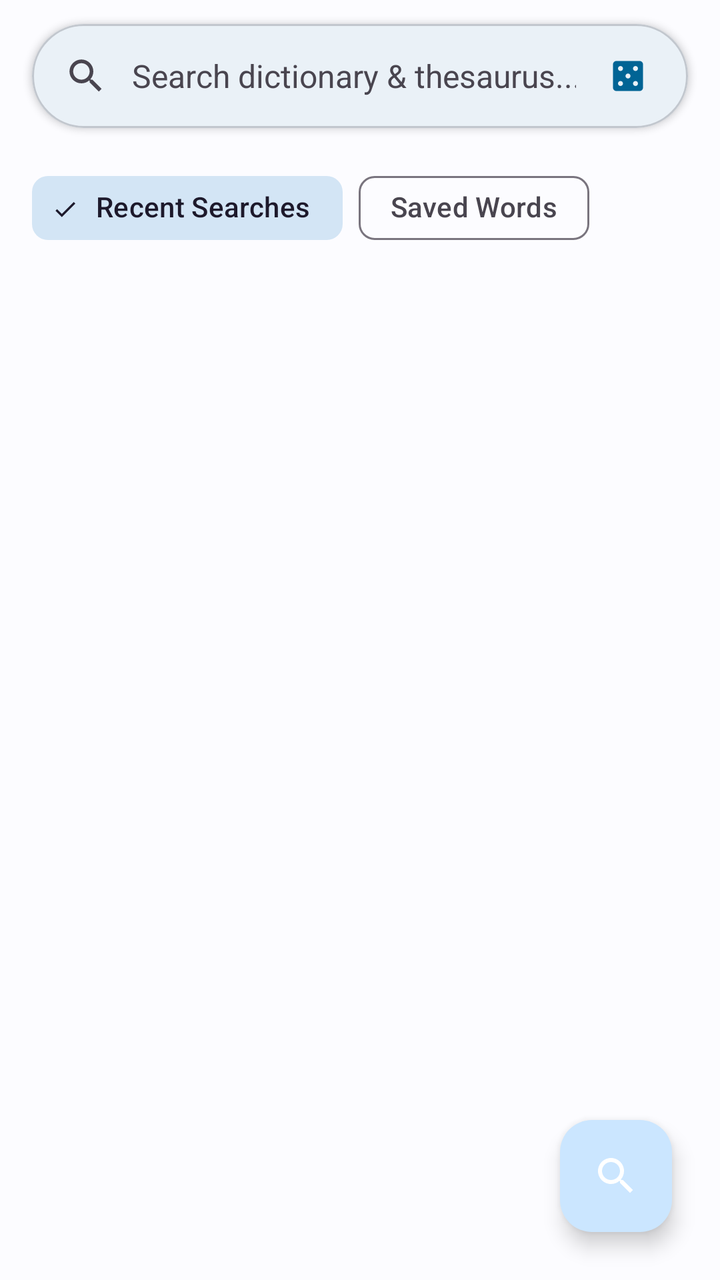
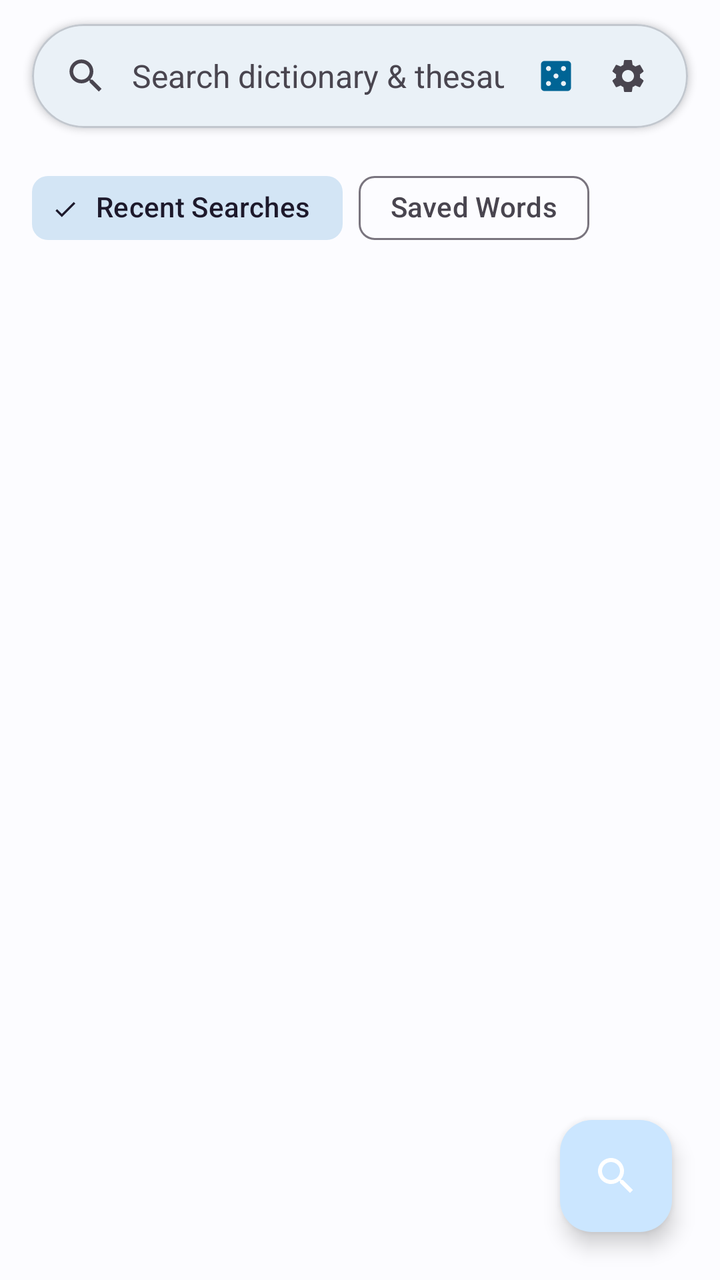

An Android layout rendered at two revisions. The XML below is the earlier revision; the diff shows what the commit changed to produce the second picture.
<!-- AndroidManifest.xml: application theme Theme.Dict -->
<!-- res/layout/activity_main.xml -->
<?xml version="1.0" encoding="utf-8"?>
<androidx.coordinatorlayout.widget.CoordinatorLayout xmlns:android="http://schemas.android.com/apk/res/android"
    xmlns:app="http://schemas.android.com/apk/res-auto"
    android:id="@+id/rootLayout"
    android:layout_width="match_parent"
    android:layout_height="match_parent"
    android:fitsSystemWindows="true">

    <LinearLayout
        android:layout_width="match_parent"
        android:layout_height="match_parent"
        android:orientation="vertical">

        
        <com.google.android.material.card.MaterialCardView
            android:id="@+id/cardSearch"
            android:layout_width="match_parent"
            android:layout_height="wrap_content"
            android:layout_marginStart="16dp"
            android:layout_marginTop="12dp"
            android:layout_marginEnd="16dp"
            android:layout_marginBottom="8dp"
            app:cardCornerRadius="28dp"
            app:cardElevation="2dp"
            app:strokeColor="?attr/colorOutlineVariant"
            app:strokeWidth="1dp">

            <LinearLayout
                android:layout_width="match_parent"
                android:layout_height="52dp"
                android:gravity="center_vertical"
                android:orientation="horizontal"
                android:paddingStart="16dp"
                android:paddingEnd="12dp">

                <ImageView
                    android:id="@+id/iconSearch"
                    android:layout_width="22dp"
                    android:layout_height="22dp"
                    android:contentDescription="@null"
                    android:src="@drawable/ic_search"
                    app:tint="?android:attr/textColorSecondary" />

                <EditText
                    android:id="@+id/editSearch"
                    android:layout_width="0dp"
                    android:layout_height="match_parent"
                    android:layout_marginStart="12dp"
                    android:layout_marginEnd="8dp"
                    android:layout_weight="1"
                    android:background="@null"
                    android:hint="Search dictionary &amp; thesaurus..."
                    android:imeOptions="actionSearch"
                    android:importantForAutofill="no"
                    android:inputType="text|textNoSuggestions"
                    android:maxLines="1"
                    android:textColor="?android:attr/textColorPrimary"
                    android:textColorHint="?android:attr/textColorSecondary"
                    android:textSize="16sp" />

                <ImageView
                    android:id="@+id/btnClear"
                    android:layout_width="36dp"
                    android:layout_height="36dp"
                    android:background="?attr/selectableItemBackgroundBorderless"
                    android:contentDescription="Clear search"
                    android:padding="8dp"
                    android:src="@drawable/ic_clear"
                    android:visibility="gone"
                    app:tint="?android:attr/textColorSecondary" />

                <ImageView
                    android:id="@+id/btnRandom"
                    android:layout_width="36dp"
                    android:layout_height="36dp"
                    android:background="?attr/selectableItemBackgroundBorderless"
                    android:contentDescription="Random word"
                    android:padding="8dp"
                    android:src="@drawable/ic_casino"
                    app:tint="?attr/colorPrimary" />

            </LinearLayout>

        </com.google.android.material.card.MaterialCardView>

        
        <com.google.android.material.progressindicator.LinearProgressIndicator
            android:id="@+id/progressLoading"
            android:layout_width="match_parent"
            android:layout_height="wrap_content"
            android:indeterminate="true"
            android:visibility="gone" />

        
        <FrameLayout
            android:layout_width="match_parent"
            android:layout_height="0dp"
            android:layout_weight="1">

            
            <LinearLayout
                android:id="@+id/viewHome"
                android:layout_width="match_parent"
                android:layout_height="match_parent"
                android:orientation="vertical"
                android:paddingStart="16dp"
                android:paddingEnd="16dp">

                
                <com.google.android.material.chip.ChipGroup
                    android:id="@+id/chipGroupHome"
                    android:layout_width="wrap_content"
                    android:layout_height="wrap_content"
                    android:layout_marginTop="8dp"
                    app:singleSelection="true">

                    <com.google.android.material.chip.Chip
                        android:id="@+id/chipHistory"
                        style="@style/Widget.Material3.Chip.Filter"
                        android:layout_width="wrap_content"
                        android:layout_height="wrap_content"
                        android:checked="true"
                        android:text="Recent Searches" />

                    <com.google.android.material.chip.Chip
                        android:id="@+id/chipBookmarks"
                        style="@style/Widget.Material3.Chip.Filter"
                        android:layout_width="wrap_content"
                        android:layout_height="wrap_content"
                        android:text="Saved Words" />

                </com.google.android.material.chip.ChipGroup>

                <androidx.recyclerview.widget.RecyclerView
                    android:id="@+id/recyclerHome"
                    android:layout_width="match_parent"
                    android:layout_height="0dp"
                    android:layout_marginTop="8dp"
                    android:layout_weight="1"
                    android:overScrollMode="never" />

                
                <TextView
                    android:id="@+id/textHomeEmpty"
                    android:layout_width="match_parent"
                    android:layout_height="wrap_content"
                    android:layout_marginTop="48dp"
                    android:gravity="center"
                    android:text="No recent searches.\nType a word above to search 380,000+ definitions."
                    android:textColor="?android:attr/textColorSecondary"
                    android:textSize="15sp"
                    android:visibility="gone" />

            </LinearLayout>

            
            <androidx.recyclerview.widget.RecyclerView
                android:id="@+id/recyclerSuggestions"
                android:layout_width="match_parent"
                android:layout_height="match_parent"
                android:overScrollMode="never"
                android:visibility="gone" />

            
            <androidx.core.widget.NestedScrollView
                android:id="@+id/viewWordDetail"
                android:layout_width="match_parent"
                android:layout_height="match_parent"
                android:overScrollMode="never"
                android:visibility="gone">

                <LinearLayout
                    android:layout_width="match_parent"
                    android:layout_height="wrap_content"
                    android:orientation="vertical"
                    android:paddingStart="16dp"
                    android:paddingTop="8dp"
                    android:paddingEnd="16dp"
                    android:paddingBottom="24dp">

                    
                    <LinearLayout
                        android:layout_width="match_parent"
                        android:layout_height="wrap_content"
                        android:gravity="center_vertical"
                        android:orientation="horizontal">

                        <LinearLayout
                            android:layout_width="0dp"
                            android:layout_height="wrap_content"
                            android:layout_weight="1"
                            android:orientation="vertical">

                            <TextView
                                android:id="@+id/textHeadword"
                                android:layout_width="wrap_content"
                                android:layout_height="wrap_content"
                                android:textColor="?android:attr/textColorPrimary"
                                android:textSize="28sp"
                                android:textStyle="bold" />

                            <TextView
                                android:id="@+id/textIpa"
                                android:layout_width="wrap_content"
                                android:layout_height="wrap_content"
                                android:layout_marginTop="2dp"
                                android:textColor="?attr/colorPrimary"
                                android:textSize="16sp"
                                android:textStyle="italic"
                                android:visibility="gone" />

                        </LinearLayout>

                        
                        <ImageView
                            android:id="@+id/btnSpeak"
                            android:layout_width="40dp"
                            android:layout_height="40dp"
                            android:background="?attr/selectableItemBackgroundBorderless"
                            android:contentDescription="Pronounce word"
                            android:padding="8dp"
                            android:src="@drawable/ic_volume_up"
                            app:tint="?attr/colorPrimary" />

                        
                        <ImageView
                            android:id="@+id/btnBookmark"
                            android:layout_width="40dp"
                            android:layout_height="40dp"
                            android:background="?attr/selectableItemBackgroundBorderless"
                            android:contentDescription="Bookmark word"
                            android:padding="8dp"
                            android:src="@drawable/ic_bookmark_border"
                            app:tint="?attr/colorPrimary" />

                        
                        <ImageView
                            android:id="@+id/btnCopy"
                            android:layout_width="40dp"
                            android:layout_height="40dp"
                            android:background="?attr/selectableItemBackgroundBorderless"
                            android:contentDescription="Copy definition"
                            android:padding="8dp"
                            android:src="@drawable/ic_content_copy"
                            app:tint="?android:attr/textColorSecondary" />

                        
                        <ImageView
                            android:id="@+id/btnShare"
                            android:layout_width="40dp"
                            android:layout_height="40dp"
                            android:background="?attr/selectableItemBackgroundBorderless"
                            android:contentDescription="Share word"
                            android:padding="8dp"
                            android:src="@drawable/ic_share"
                            app:tint="?android:attr/textColorSecondary" />

                    </LinearLayout>

                    
                    <View
                        android:layout_width="match_parent"
                        android:layout_height="1dp"
                        android:layout_marginTop="12dp"
                        android:layout_marginBottom="16dp"
                        android:background="?attr/colorOutlineVariant" />

                    
                    <WebView
                        android:id="@+id/webWordDetail"
                        android:layout_width="match_parent"
                        android:layout_height="wrap_content"
                        android:nestedScrollingEnabled="false"
                        android:overScrollMode="never"
                        android:visibility="gone" />

                    
                    <androidx.recyclerview.widget.RecyclerView
                        android:id="@+id/recyclerSenses"
                        android:layout_width="match_parent"
                        android:layout_height="wrap_content"
                        android:nestedScrollingEnabled="false"
                        android:overScrollMode="never" />

                </LinearLayout>

            </androidx.core.widget.NestedScrollView>

        </FrameLayout>

    </LinearLayout>

    
    <com.google.android.material.floatingactionbutton.FloatingActionButton
        android:id="@+id/fabSearch"
        android:layout_width="wrap_content"
        android:layout_height="wrap_content"
        android:layout_gravity="bottom|end"
        android:layout_margin="24dp"
        android:contentDescription="Search"
        android:src="@drawable/ic_search"
        app:elevation="6dp"
        app:tint="?attr/colorOnPrimary" />

</androidx.coordinatorlayout.widget.CoordinatorLayout>
<!-- resources referenced by this layout -->
<resources>
  <!-- drawable ic_bookmark_border (drawable) -->
  <vector xmlns:android="http://schemas.android.com/apk/res/android"
      android:width="24dp"
      android:height="24dp"
      android:viewportWidth="24"
      android:viewportHeight="24">
    <path
        android:fillColor="#FFFFFFFF"
        android:pathData="M17,3H7c-1.1,0 -1.99,0.9 -1.99,2L5,21l7,-3 7,3V5c0,-1.1 -0.9,-2 -2,-2zm0,15l-5,-2.18L7,18V5h10v13z"/>
  </vector>
  <!-- drawable ic_clear (drawable) -->
  <vector xmlns:android="http://schemas.android.com/apk/res/android"
      android:width="24dp"
      android:height="24dp"
      android:viewportWidth="24"
      android:viewportHeight="24">
    <path
        android:fillColor="#FFFFFFFF"
        android:pathData="M19,6.41L17.59,5 12,10.59 6.41,5 5,6.41 10.59,12 5,17.59 6.41,19 12,13.41 17.59,19 19,17.59 13.41,12z"/>
  </vector>
  <!-- drawable ic_content_copy (drawable) -->
  <vector xmlns:android="http://schemas.android.com/apk/res/android"
      android:width="24dp"
      android:height="24dp"
      android:viewportWidth="24"
      android:viewportHeight="24">
    <path
        android:fillColor="#FFFFFFFF"
        android:pathData="M16,1H4c-1.1,0 -2,0.9 -2,2v14h2V3h12V1zm3,4H8c-1.1,0 -2,0.9 -2,2v14c0,1.1 0.9,2 2,2h11c1.1,0 2,-0.9 2,-2V7c0,-1.1 -0.9,-2 -2,-2zm0,16H8V7h11v14z"/>
  </vector>
  <!-- drawable ic_volume_up (drawable) -->
  <vector xmlns:android="http://schemas.android.com/apk/res/android"
      android:width="24dp"
      android:height="24dp"
      android:viewportWidth="24"
      android:viewportHeight="24">
    <path
        android:fillColor="#FFFFFFFF"
        android:pathData="M3,9v6h4l5,5V4L7,9H3zm13.5,3c0,-1.77 -1.02,-3.29 -2.5,-4.03v8.05c1.48,-0.73 2.5,-2.25 2.5,-4.02zM14,3.23v2.06c2.89,0.86 5,3.54 5,6.71s-2.11,5.85 -5,6.71v2.06c4.01,-0.91 7,-4.49 7,-8.77s-2.99,-7.86 -7,-8.77z"/>
  </vector>
  <color name="md_theme_light_primary">#006495</color>
  <color name="md_theme_light_onPrimary">#FFFFFF</color>
  <color name="md_theme_light_primaryContainer">#CBE6FF</color>
  <color name="md_theme_light_onPrimaryContainer">#001E30</color>
  <color name="md_theme_light_secondary">#50606E</color>
  <color name="md_theme_light_secondaryContainer">#D3E5F5</color>
  <color name="md_theme_light_background">#FCFCFF</color>
  <color name="md_theme_light_surface">#FCFCFF</color>
  <color name="md_theme_light_onSurface">#191C1E</color>
  <color name="md_theme_light_outlineVariant">#C2C7CE</color>
  <!-- unchanged entries left out for length: 4 -->
</resources>

<!-- the commit's change to res/layout/activity_main.xml (unified diff, before → after) -->
@@ -79,6 +79,16 @@
                     android:src="@drawable/ic_casino"
                     app:tint="?attr/colorPrimary" />
 
+                <ImageView
+                    android:id="@+id/btnSettings"
+                    android:layout_width="36dp"
+                    android:layout_height="36dp"
+                    android:background="?attr/selectableItemBackgroundBorderless"
+                    android:contentDescription="Settings"
+                    android:padding="8dp"
+                    android:src="@drawable/ic_settings"
+                    app:tint="?android:attr/textColorSecondary" />
+
             </LinearLayout>
 
         </com.google.android.material.card.MaterialCardView>
@@ -185,31 +195,14 @@
                         android:gravity="center_vertical"
                         android:orientation="horizontal">
 
-                        <LinearLayout
+                        <TextView
+                            android:id="@+id/textHeadword"
                             android:layout_width="0dp"
                             android:layout_height="wrap_content"
                             android:layout_weight="1"
-                            android:orientation="vertical">
-
-                            <TextView
-                                android:id="@+id/textHeadword"
-                                android:layout_width="wrap_content"
-                                android:layout_height="wrap_content"
-                                android:textColor="?android:attr/textColorPrimary"
-                                android:textSize="28sp"
-                                android:textStyle="bold" />
-
-                            <TextView
-                                android:id="@+id/textIpa"
-                                android:layout_width="wrap_content"
-                                android:layout_height="wrap_content"
-                                android:layout_marginTop="2dp"
-                                android:textColor="?attr/colorPrimary"
-                                android:textSize="16sp"
-                                android:textStyle="italic"
-                                android:visibility="gone" />
-
-                        </LinearLayout>
+                            android:textColor="?android:attr/textColorPrimary"
+                            android:textSize="28sp"
+                            android:textStyle="bold" />
 
                         
                         <ImageView
<!-- resource entries referenced after the edit -->
@@ -30,6 +30,16 @@
         android:fillColor="#FFFFFFFF"
         android:pathData="M16,1H4c-1.1,0 -2,0.9 -2,2v14h2V3h12V1zm3,4H8c-1.1,0 -2,0.9 -2,2v14c0,1.1 0.9,2 2,2h11c1.1,0 2,-0.9 2,-2V7c0,-1.1 -0.9,-2 -2,-2zm0,16H8V7h11v14z"/>
   </vector>
+  <!-- drawable ic_settings (drawable) -->
+  <vector xmlns:android="http://schemas.android.com/apk/res/android"
+      android:width="24dp"
+      android:height="24dp"
+      android:viewportWidth="24"
+      android:viewportHeight="24">
+    <path
+        android:fillColor="#FFFFFFFF"
+        android:pathData="M19.14,12.94c0.04,-0.3 0.06,-0.61 0.06,-0.94 0,-0.32 -0.02,-0.64 -0.07,-0.94l2.03,-1.58c0.18,-0.14 0.23,-0.41 0.12,-0.61l-1.92,-3.32c-0.12,-0.22 -0.37,-0.29 -0.59,-0.22l-2.39,0.96c-0.5,-0.38 -1.03,-0.7 -1.62,-0.94l-0.36,-2.54c-0.04,-0.24 -0.24,-0.41 -0.48,-0.41h-3.84c-0.24,0 -0.43,0.17 -0.47,0.41l-0.36,2.54c-0.59,0.24 -1.13,0.56 -1.62,0.94l-2.39,-0.96c-0.22,-0.08 -0.47,0 -0.59,0.22L2.74,8.87c-0.12,0.21 -0.08,0.47 0.12,0.61l2.03,1.58c-0.05,0.3 -0.09,0.63 -0.09,0.94s0.02,0.64 0.07,0.94l-2.03,1.58c-0.18,0.14 -0.23,0.41 -0.12,0.61l1.92,3.32c0.12,0.22 0.37,0.29 0.59,0.22l2.39,-0.96c0.5,0.38 1.03,0.7 1.62,0.94l0.36,2.54c0.05,0.24 0.24,0.41 0.48,0.41h3.84c0.24,0 0.44,-0.17 0.47,-0.41l0.36,-2.54c0.59,-0.24 1.13,-0.56 1.62,-0.94l2.39,0.96c0.22,0.08 0.47,0 0.59,-0.22l1.92,-3.32c0.12,-0.22 0.07,-0.47 -0.12,-0.61l-2.01,-1.58zM12,15.6c-1.98,0 -3.6,-1.62 -3.6,-3.6s1.62,-3.6 3.6,-3.6 3.6,1.62 3.6,3.6 -1.62,3.6 -3.6,3.6z"/>
+  </vector>
   <!-- drawable ic_volume_up (drawable) -->
   <vector xmlns:android="http://schemas.android.com/apk/res/android"
       android:width="24dp"
